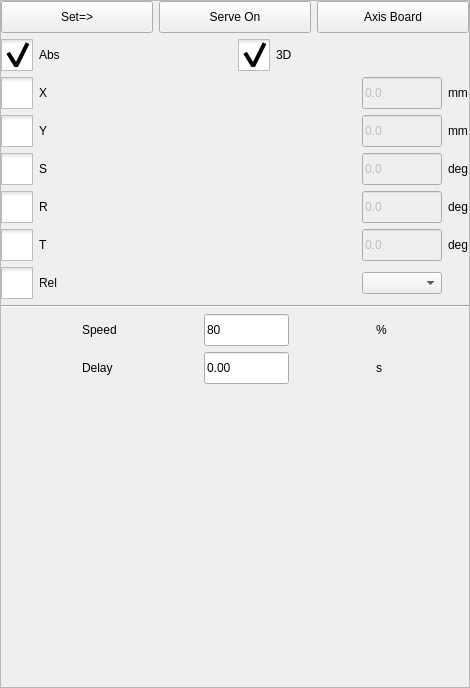
Qt form hcinstruction/actionsettingframe.ui (GaussCheng/2-5AxisPunch) before a commit.
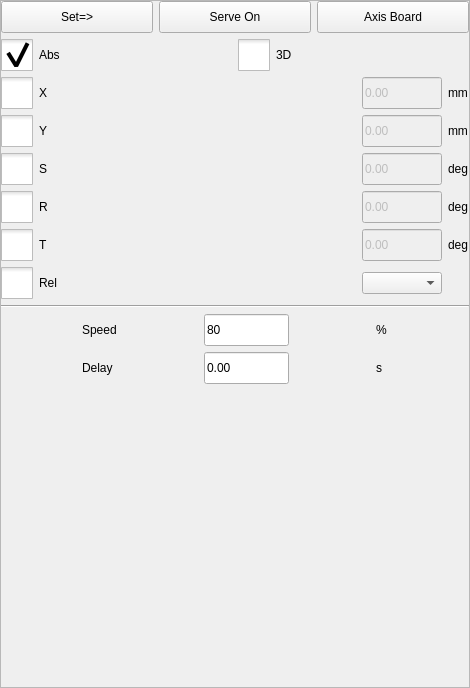
The same form after that commit. Icons and pictures are not drawn. Custom widgets are drawn as their Qt base class.

Commit message: 去掉3D 教导，修改两位小数BUG，修改教导页面布局

```diff
--- a/hcinstruction/actionsettingframe.ui
+++ b/hcinstruction/actionsettingframe.ui
@@ -170,7 +170,7 @@
         <bool>true</bool>
        </property>
        <property name="checked">
-        <bool>true</bool>
+        <bool>false</bool>
        </property>
       </widget>
      </item>
@@ -231,7 +231,7 @@
         </size>
        </property>
        <property name="text">
-        <string>0.0</string>
+        <string>0.00</string>
        </property>
       </widget>
      </item>
@@ -304,7 +304,7 @@
         </size>
        </property>
        <property name="text">
-        <string>0.0</string>
+        <string>0.00</string>
        </property>
       </widget>
      </item>
@@ -377,7 +377,7 @@
         </size>
        </property>
        <property name="text">
-        <string>0.0</string>
+        <string>0.00</string>
        </property>
       </widget>
      </item>
@@ -450,7 +450,7 @@
         </size>
        </property>
        <property name="text">
-        <string>0.0</string>
+        <string>0.00</string>
        </property>
       </widget>
      </item>
@@ -523,7 +523,7 @@
         </size>
        </property>
        <property name="text">
-        <string>0.0</string>
+        <string>0.00</string>
        </property>
       </widget>
      </item>
```
Left out of the diff: 11 changed lines with no effect on the pictures. The commit also changes 7 other files.
